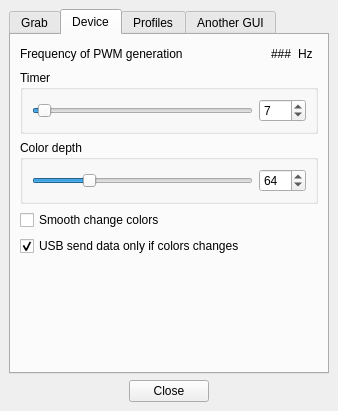
The window that Software/src/mainwindow.ui (Atarity/Lightpack) describes before a commit, drawn with Qt 5.
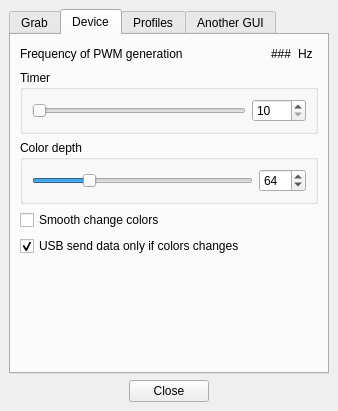
The same window after the commit. The open tabs and pages were chosen to show the change. Icons and pictures are not drawn.

```diff
--- a/Software/src/mainwindow.ui
+++ b/Software/src/mainwindow.ui
@@ -425,16 +425,16 @@
            <item>
             <widget class="QSlider" name="horizontalSlider_HW_OCR">
              <property name="minimum">
-              <number>1</number>
+              <number>10</number>
              </property>
              <property name="maximum">
-              <number>255</number>
+              <number>1023</number>
              </property>
              <property name="pageStep">
               <number>1</number>
              </property>
              <property name="value">
-              <number>7</number>
+              <number>10</number>
              </property>
              <property name="orientation">
               <enum>Qt::Horizontal</enum>
@@ -444,13 +444,13 @@
            <item>
             <widget class="QSpinBox" name="spinBox_HW_OCR">
              <property name="minimum">
-              <number>1</number>
+              <number>10</number>
              </property>
              <property name="maximum">
-              <number>255</number>
+              <number>1023</number>
              </property>
              <property name="value">
-              <number>7</number>
+              <number>10</number>
              </property>
             </widget>
            </item>
```
Left out of the diff: 4 changed lines with no effect on the pictures.
